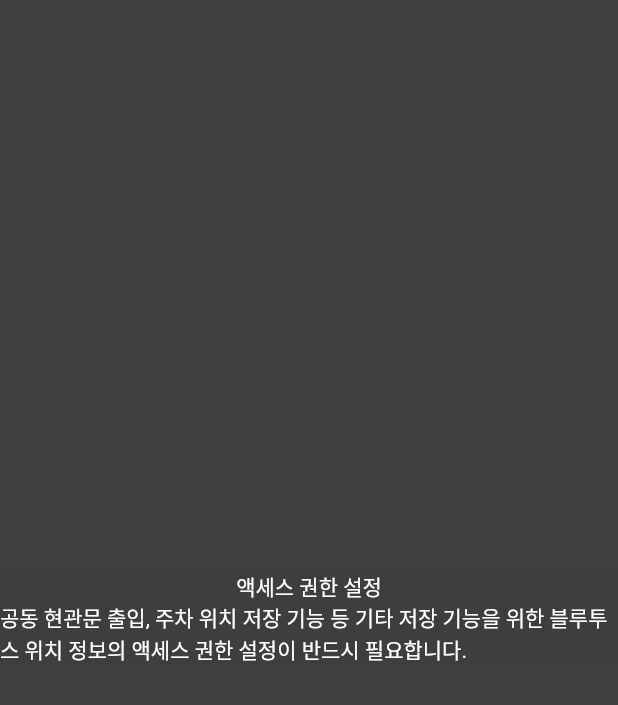
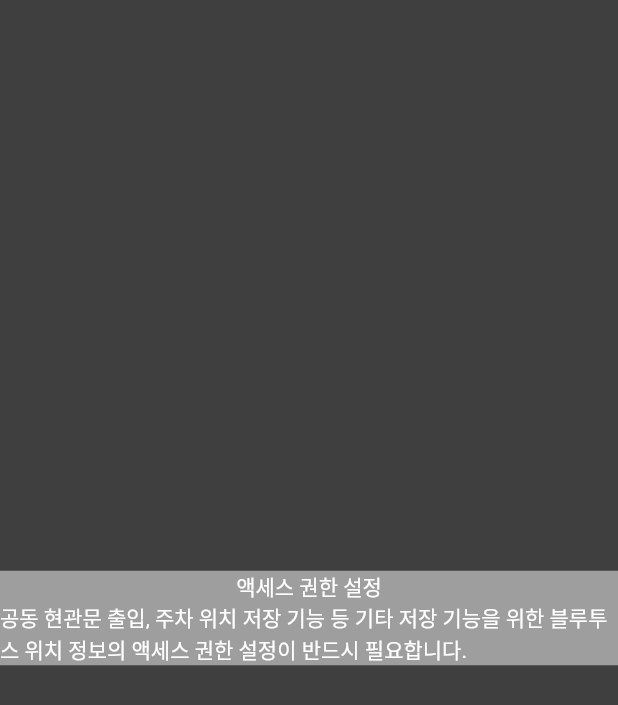
Before and after one commit to HanKyeol0/IoT-SmartHome-App, a Flutter app: the screen it shows after launch, on a phone screen of 412 x 824 dp. Shown: the top 705 px of the screen. Run offline on Flutter 3.47's test engine with Material 2 defaults, Android fonts, the phone set to English and light mode, and no system bars.

Commit message:
home commit

```diff
--- a/lib/login/access_authority.dart
+++ b/lib/login/access_authority.dart
@@ -15,19 +15,16 @@ class _AccessAuthorityState extends State<AccessAuthority> {
         mainAxisAlignment: MainAxisAlignment.center,
         children: [
           Container(
-            color: const Color(0xFF3E3E3E),
-            decoration: BoxDecoration(
-              borderRadius: BorderRadius.circular(30),
+            decoration: const BoxDecoration(
+              color: Colors.grey,
             ),
-            child: Column(
+            child: const Column(
               children: [
-                Container(
-                  child: const Text(
-                    '액세스 권한 설정',
-                    style: TextStyle(color: Colors.white),
-                  ),
+                Text(
+                  '액세스 권한 설정',
+                  style: TextStyle(color: Colors.white),
                 ),
-                const Text(
+                Text(
                   "공동 현관문 출입, 주차 위치 저장 기능 등 기타 저장 기능을 위한 블루투스 위치 정보의 액세스 권한 설정이 반드시 필요합니다.",
                   style: TextStyle(color: Colors.white),
                 ),
```
